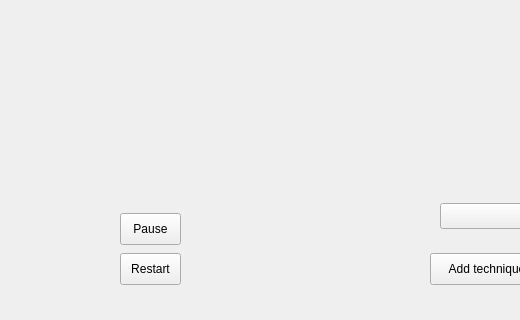
Qt form imago.ui (Devesh99/Imago) before a commit; both pictures show x 0 to 520 and y 233 to 553 of the 1051 by 553 pixel window.
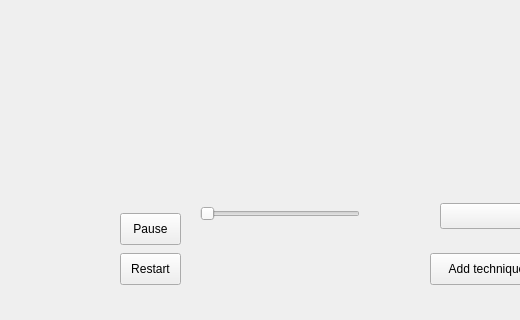
The same form after that commit.

What changed in the file:
```diff
--- a/imago.ui
+++ b/imago.ui
@@ -99,6 +99,19 @@
      <string>Restart</string>
     </property>
    </widget>
+   <widget class="QSlider" name="sp_noiselevel">
+    <property name="geometry">
+     <rect>
+      <x>200</x>
+      <y>400</y>
+      <width>160</width>
+      <height>22</height>
+     </rect>
+    </property>
+    <property name="orientation">
+     <enum>Qt::Horizontal</enum>
+    </property>
+   </widget>
   </widget>
   <widget class="QMenuBar" name="menuBar">
    <property name="geometry">
```
